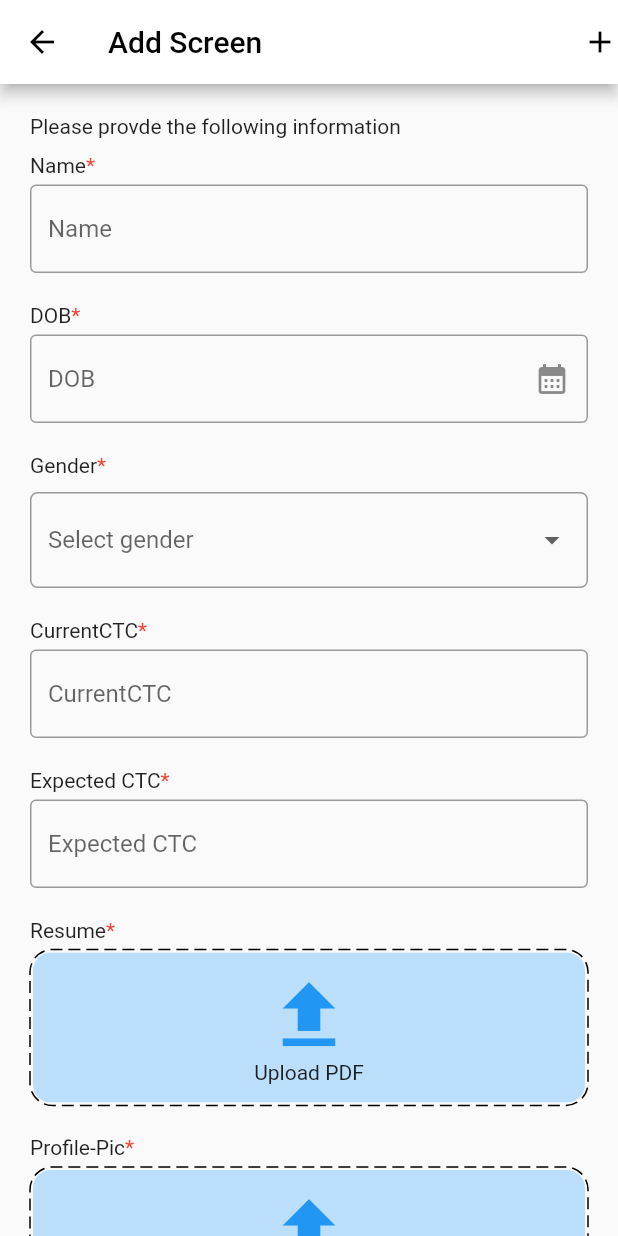
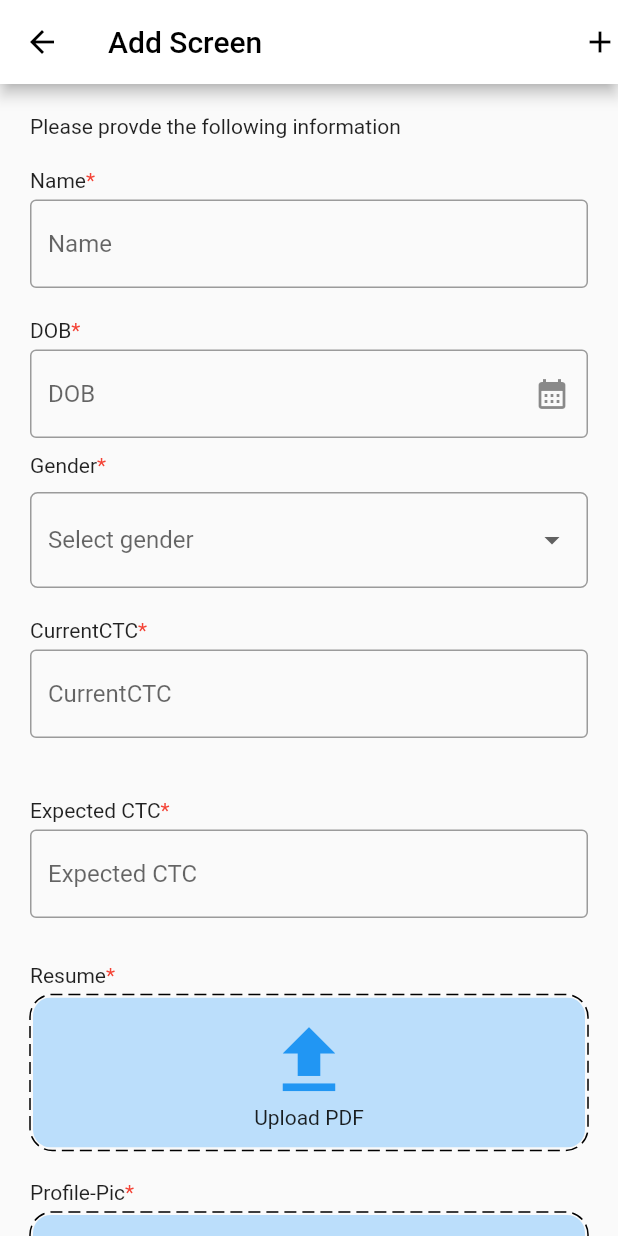
Before and after one commit to Ayush13Bhatia/resume_app, a Flutter app: the AddScreen screen opened directly, after a tap on the "add" icon, on a phone screen of 412 x 824 dp. Run offline on Flutter 3.47's test engine with Material 2 defaults, Android fonts, the phone set to English and light mode, and no system bars; drawn by our look-alikes of dotted_border; our stand-ins replace file_picker, get, sqflite_sqlcipher; accounts and stored records are empty.

Commit message:
add drop down widget adjust some code

```diff
--- a/lib/components/resume_text_form_widget.dart
+++ b/lib/components/resume_text_form_widget.dart
@@ -10,6 +10,9 @@ class TextFormWidget extends StatelessWidget {
   Widget build(BuildContext context) {
     return Column(
       children: [
+        const SizedBox(
+          height: 20,
+        ),
         StarFormWidget(
           name: name,
         ),
@@ -30,6 +33,9 @@ class TextFormWidget extends StatelessWidget {
           ),
           onChanged: (val) {},
         ),
+        const SizedBox(
+          height: 20,
+        ),
       ],
     );
   }
--- a/lib/components/show_date_widget.dart
+++ b/lib/components/show_date_widget.dart
@@ -1,14 +1,14 @@
 import 'package:flutter/material.dart';
 
-class ShowDateWidget {
+class ShowResumeDateWidget {
   static Future<DateTime?> showDate(BuildContext context, {DateTime? initialDate, DateTime? firstDate, DateTime? lastDate}) async {
     final DateTime? pickedDate = await showDatePicker(
         context: context,
         initialDate: initialDate ?? DateTime.now(),
-        firstDate: firstDate ?? DateTime.now(),
+        firstDate: firstDate ?? DateTime(1950),
         lastDate: lastDate ?? DateTime.now());
     if (pickedDate != null) {
-      pickedDate;
+      return pickedDate;
     }
     return null;
   }
--- a/lib/screen/add_screen.dart
+++ b/lib/screen/add_screen.dart
@@ -10,7 +10,9 @@ import '../components/app_bar_widget.dart';
 import 'package:dotted_border/dotted_border.dart';
 import 'package:intl/intl.dart';
 import '../components/border_dotted.dart';
+import '../components/drop_down_widget.dart';
 import '../components/resume_text_form_widget.dart';
+import '../components/show_date_widget.dart';
 import '../components/star_form_widget.dart';
 import '../db/sql_helper.dart';
 
@@ -43,6 +45,8 @@ class _AddScreenState extends State<AddScreen> {
   String? profilePic;
   String? image1;
 
+  List<String> dropList = ['Male', 'Female'];
+
   convertBaseImage() async {
     FilePickerResult? result = await FilePicker.platform.pickFiles(
       type: FileType.custom,
@@ -66,6 +70,7 @@ class _AddScreenState extends State<AddScreen> {
             GestureDetector(
               onTap: () {
                 if (_formKey.currentState!.validate()) {
+                  int myCurrentYear = DateFormat("dd-MM-yyyy").parse(dobController.text).year;
                   return _addItems(
                     Resume(
                       name: nameController.text,
@@ -75,14 +80,11 @@ class _AddScreenState extends State<AddScreen> {
                       skils: skill,
                       resumePdf: resumePdf,
                       image: profilePic,
-                        createdTime: DateFormat('dd-MM-yyyy').parse(dobController.text)
-
-                        // createdTime: widget.resume!.createdTime,
-                        // DateFormat("dd-MM-yyy").format(Resume()) as DateTime,
+                      createdTime: DateFormat('dd-MM-yyyy').parse(dobController.text),
+                      age: int.parse((DateTime.now().year - myCurrentYear).toString()),
                     ),
                   );
                 }
-                print("Pressed");
               },
               child: const Icon(
                 Icons.add,
@@ -106,16 +108,14 @@ class _AddScreenState extends State<AddScreen> {
               crossAxisAlignment: CrossAxisAlignment.start,
               children: [
                 const Text("Please provde the following information"),
-                const SizedBox(
-                  height: 10,
-                ),
+                // const SizedBox(
+                //   height: 10,
+                // ),
                 TextFormWidget(
                   controller: nameController,
                   name: "Name",
                 ),
-                const SizedBox(
-                  height: 20,
-                ),
+
                 const StarFormWidget(
                   name: "DOB",
                 ),
@@ -128,13 +128,8 @@ class _AddScreenState extends State<AddScreen> {
                   decoration: InputDecoration(
                     suffixIcon: GestureDetector(
                       onTap: () async {
-                        // ShowDateWidget.showDate(context) as DateTime?;
-                        // DateTime? pickedDate = await showDatePicker(
-                        //     context: context, initialDate: DateTime.now(), firstDate: DateTime(1990), lastDate: DateTime(2025));
-                        DateTime? d = await showDatePicker(
-                            context: context, initialDate: DateTime.now(), firstDate: DateTime(1950), lastDate: DateTime.now());
+                        DateTime? d = await ShowResumeDateWidget.showDate(context);
                         String formattedDate = DateFormat("dd-MM-yyy").format(d!);
-
                         dobController.text = formattedDate;
                       },
                       child: const Icon(
@@ -145,14 +140,9 @@ class _AddScreenState extends State<AddScreen> {
                     hintText: "DOB",
                     // labelText:  ,
                   ),
-                  onChanged: (val) {
-                    setState(() {
-                      // TODO: implement date format changes
-                    });
-                  },
                 ),
                 const SizedBox(
-                  height: 20,
+                  height: 10,
                 ),
                 const StarFormWidget(
                   name: "Gender",
@@ -177,7 +167,9 @@ class _AddScreenState extends State<AddScreen> {
                               isDense: true,
                               onChanged: (newValue) {
                                 setState(() {
+                                  // if (gender != null) {
                                   gender = newValue!;
+                                  // }
                                   // state.didChange(newValue);
 
                                   // state.didChange(newValue);
@@ -186,30 +178,28 @@ class _AddScreenState extends State<AddScreen> {
                               items: const [
                                 DropdownMenuItem(value: '1', child: Text('Male')),
                                 DropdownMenuItem(value: '2', child: Text('Female')),
-                                ]),
+                              ],
+                            ),
                           ),
                         );
                       },
                     ),
                   ],
                 ),
-                const SizedBox(
-                  height: 20,
-                ),
+
                 TextFormWidget(
                   name: "CurrentCTC",
                   controller: currentCTCController,
                 ),
-                const SizedBox(
-                  height: 20,
-                ),
+
                 TextFormWidget(
                   controller: expectedCTCController,
                   name: "Expected CTC",
                 ),
                 const SizedBox(
-                  height: 20,
+                  height: 10,
                 ),
+
                 const StarFormWidget(name: "Resume"),
                 const SizedBox(
                   height: 5,
```
Also changed, not shown: lib/components/drop_down_widget.dart (added, +108 -0 lines). Lines whose indentation alone changed are shown as unchanged.
